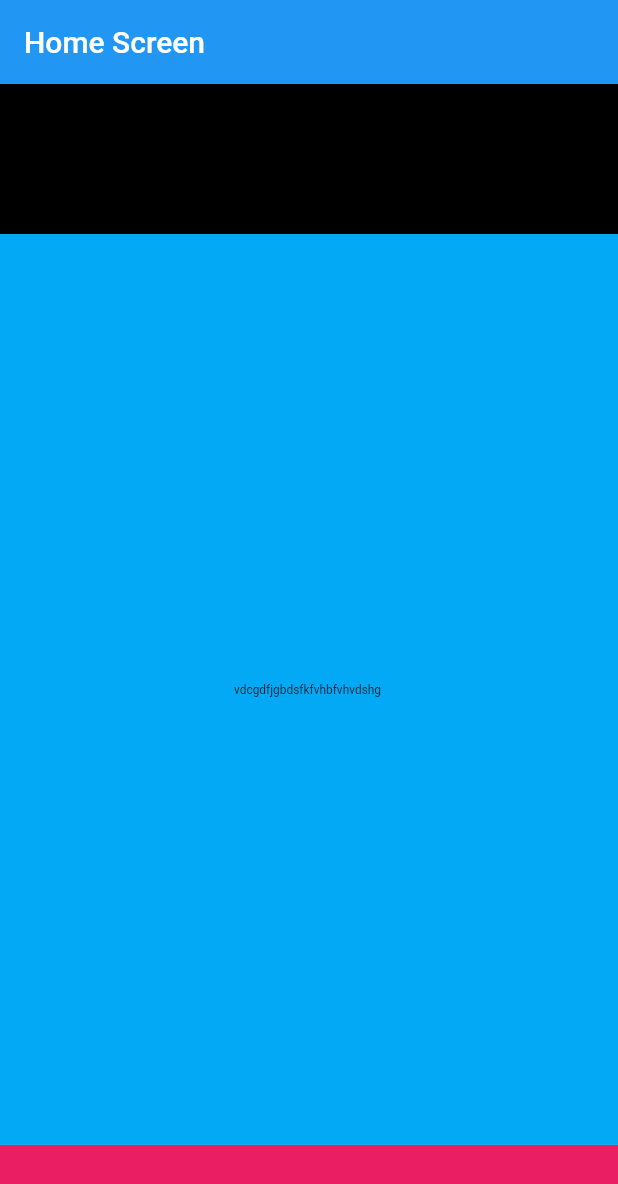
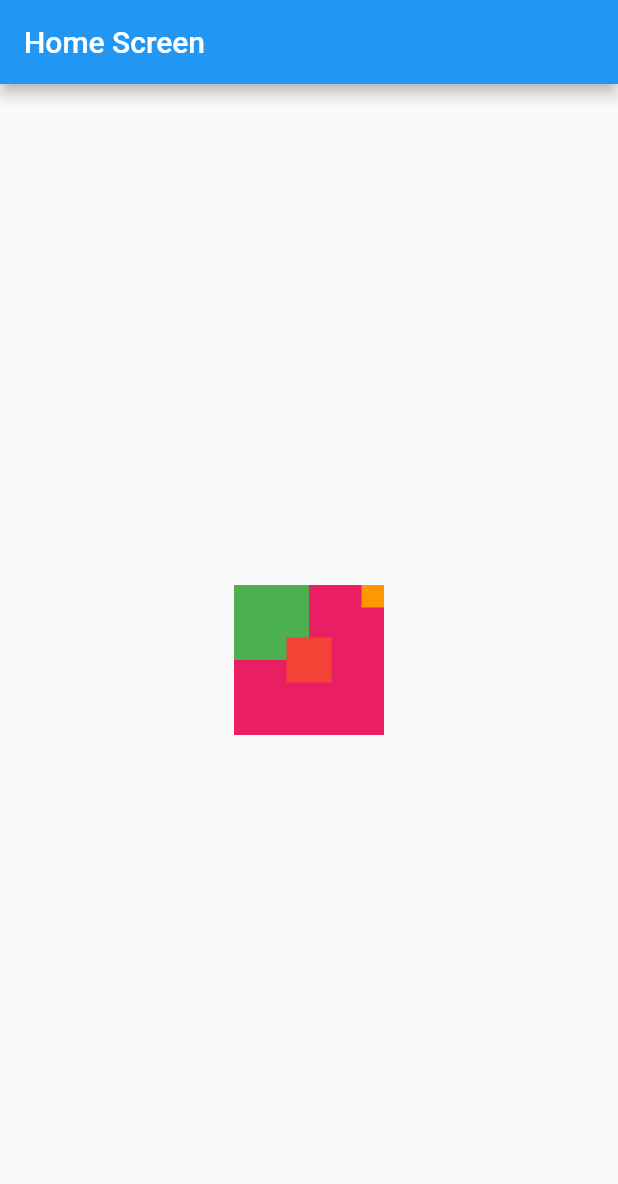
Before and after one commit to flucloxin500/Ostad_Batch_04, a Flutter app: the screen it shows after launch, on a phone screen of 412 x 824 dp. Shown: the top 1184 px of the screen. Run offline on Flutter 3.47's test engine with Material 2 defaults, Android fonts, the phone set to English and light mode, and no system bars.

Commit message:
-Stack -Align -Positioned

```diff
--- a/lib/home_Screen.dart
+++ b/lib/home_Screen.dart
@@ -11,121 +11,40 @@ class HomeScreen extends StatelessWidget {
       appBar: AppBar(
         title: Text('Home Screen'),
       ),
-      body: Column(
+      body: Center(
+        child: Stack(
           children: [
-          // Flexible(
-          //   flex: 3,
-          //   fit: FlexFit.tight,
-          //   child: Container(
-          //     color: Colors.amberAccent,
-          //     width: MediaQuery.sizeOf(context).width,
-          //   ),
-          // ),
-          // Flexible(
-          //   flex: 5,
-          //
-          //   child: Column(
-          //     children: [
-          //       Flexible(
-          //         child: Container(
-          //           color: Colors.red,
-          //           //height: 100,
-          //           width: MediaQuery.sizeOf(context).width,
-          //         ),
-          //       ),
-          //       SizedBox(height: 50,)
-          //     ],
-          //   ),
-          // ),
-          // Flexible(
-          //   flex: 1,
-          //   child: Row(
-          //     children: [
-          //       Flexible(
-          //         flex: 2,
-          //         child: Container(
-          //           color: Colors.cyanAccent,
-          //         ),
-          //       ),
-          //       Flexible(
-          //         flex: 7,
-          //         child: Container(
-          //           color: Colors.grey,
-          //         ),
-          //       ),
-          //     ],
-          //   ),
-          // ),
-          // Flexible(
-          //   flex: 5,
-          //   fit: FlexFit.tight,
-          //   child: Container(
-          //     color: Colors.purple,
-          //     //height: 100,
-          //     width: MediaQuery.sizeOf(context).width,
-          //   ),
-          // ),
             Container(
-            color: Colors.black,
+              width: 100,
               height: 100,
-            width: MediaQuery.sizeOf(context).width,
+              color: Colors.pink,
             ),
-          Expanded(
-            flex: 10,
+            Container(
+              width: 50,
+              height: 50,
+              color: Colors.green,
+            ),
+            Positioned.fill(
+              child: Align(
+                alignment: Alignment.center,
               child: Container(
-              color: Colors.lightBlue,
-              width: double.infinity,
-              alignment: Alignment.center,
-              child: SizedBox(
-                  width: 100,
-                  height: 40,
-                  child: FittedBox(
-                    child: Text(
-                      'vdcgdfjgbdsfkfvhbfvhvdshg ',
-                      maxLines: 1,
-                    ),
-                  )),
+                width: 30,
+                height: 30,
+                color: Colors.red,
               ),
             ),
-          Expanded(
-            flex: 1,
+            ),
+            Positioned(
+              top: 0,
+              right: 0,
               child: Container(
-              color: Colors.pink,
+                width: 15,
+                height: 15,
+                color: Colors.orange,
               ),
-          )
-
-          ///Ratio := Width : Height
-          /// Default Ratio := 16/16
-          /// 100:100
-          // AspectRatio(
-          //     aspectRatio: 16 / 5,
-          //     child: Container(
-          //       color: Colors.red,
-          //       child: Image.network(
-          //           'https://th.bing.com/th/id/OIP.0iqvqUM-_MntTZp4CMBaigHaEK?pid=ImgDet&rs=1',
-          //       fit: BoxFit.cover,),
-          //
-          //     )),
-          // Container(
-          //   width: MediaQuery.sizeOf(context).width,
-          //   height : MediaQuery.sizeOf(context).width,
-          //   color: Colors.cyanAccent,
-          //   child: FractionallySizedBox(
-          //     widthFactor: .99,
-          //     heightFactor: .67,
-          //     child: Container(
-          //       color: Colors.red,
-          //     ),
-          //   ),
-          // )
-          // SizedBox(
-          //   width: MediaQuery.of(context).size.width / 10,
-          //   height: 100,
-          //   child: Container(
-          //     color: Colors.red,
-          //   ),
-          // )
+            ),
           ],
+        ),
       ),
     );
   }
--- a/pubspec.yaml
+++ b/pubspec.yaml
@@ -35,6 +35,7 @@ dependencies:
   # The following adds the Cupertino Icons font to your application.
   # Use with the CupertinoIcons class for iOS style icons.
   cupertino_icons: ^1.0.2
+  responsive_builder: ^0.7.0
 
 dev_dependencies:
   flutter_test:
```
Also changed, not shown: pubspec.lock. Lines whose indentation alone changed are shown as unchanged.
